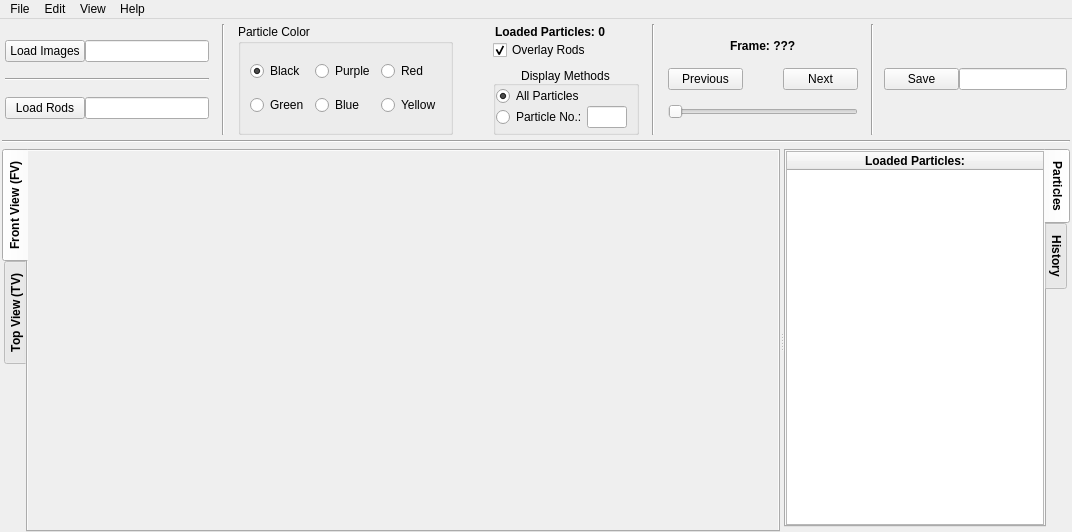
This is Python/src/RodTracker/ui/mainwindow_layout.ui in ANP-Granular/ParticleTracking as Qt 5 draws it before an edit. The edited form follows.
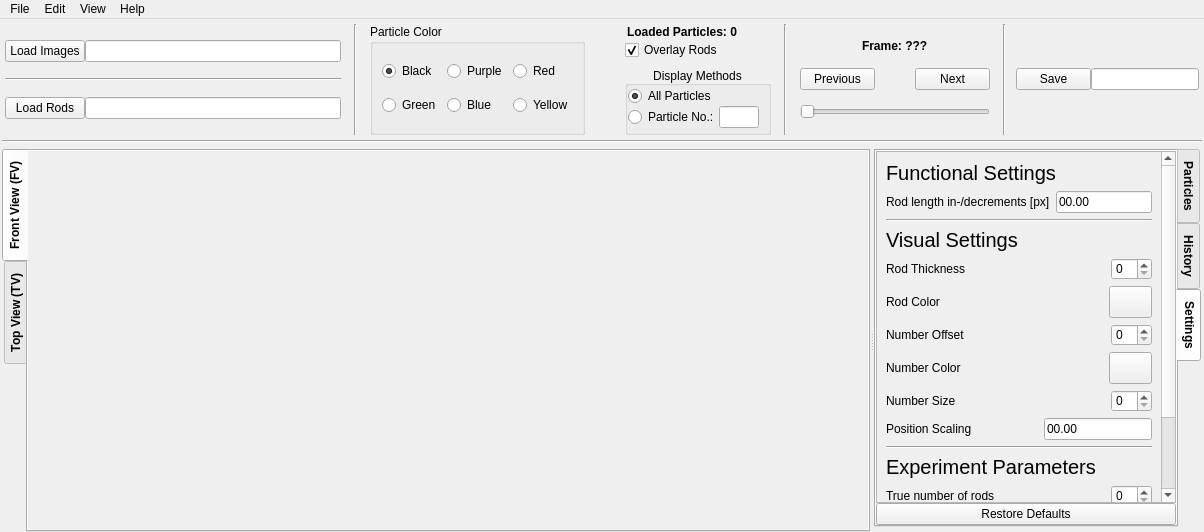
This is the edited form. The open tabs and pages were chosen to show the change. Icons and pictures are not drawn. Custom widgets are drawn as their Qt base class.

Diff of the .ui file:
```diff
--- a/Python/src/RodTracker/ui/mainwindow_layout.ui
+++ b/Python/src/RodTracker/ui/mainwindow_layout.ui
@@ -6,7 +6,7 @@
    <rect>
     <x>0</x>
     <y>0</y>
-    <width>1072</width>
+    <width>1204</width>
     <height>532</height>
    </rect>
   </property>
@@ -18,7 +18,10 @@
     <normaloff>resources/icon_main.ico</normaloff>resources/icon_main.ico</iconset>
   </property>
   <widget class="QWidget" name="centralized">
-   <layout class="QGridLayout" name="gridLayout">
+   <layout class="QVBoxLayout" name="verticalLayout_7">
+    <property name="spacing">
+     <number>0</number>
+    </property>
     <property name="leftMargin">
      <number>0</number>
     </property>
@@ -31,10 +34,7 @@
     <property name="bottomMargin">
      <number>0</number>
     </property>
-    <property name="spacing">
-     <number>0</number>
-    </property>
-    <item row="0" column="0">
+    <item>
      <widget class="QScrollArea" name="scrollArea">
       <property name="frameShape">
        <enum>QFrame::NoFrame</enum>
@@ -50,8 +50,8 @@
         <rect>
          <x>0</x>
          <y>0</y>
-         <width>1078</width>
-         <height>498</height>
+         <width>1204</width>
+         <height>512</height>
         </rect>
        </property>
        <layout class="QVBoxLayout" name="verticalLayout">
@@ -760,8 +760,8 @@
                     <rect>
                      <x>0</x>
                      <y>0</y>
-                     <width>752</width>
-                     <height>228</height>
+                     <width>794</width>
+                     <height>349</height>
                     </rect>
                    </property>
                    <layout class="QVBoxLayout" name="verticalLayout_16">
@@ -1058,6 +1058,320 @@
                    </item>
                   </layout>
                  </widget>
+                 <widget class="QWidget" name="tab_settings">
+                  <attribute name="title">
+                   <string>Settings</string>
+                  </attribute>
+                  <layout class="QVBoxLayout" name="verticalLayout_8">
+                   <property name="spacing">
+                    <number>0</number>
+                   </property>
+                   <property name="leftMargin">
+                    <number>0</number>
+                   </property>
+                   <property name="topMargin">
+                    <number>0</number>
+                   </property>
+                   <property name="rightMargin">
+                    <number>0</number>
+                   </property>
+                   <property name="bottomMargin">
+                    <number>0</number>
+                   </property>
+                   <item>
+                    <widget class="QScrollArea" name="scrollArea_2">
+                     <property name="frameShadow">
+                      <enum>QFrame::Plain</enum>
+                     </property>
+                     <property name="widgetResizable">
+                      <bool>true</bool>
+                     </property>
+                     <widget class="QWidget" name="scrollAreaWidgetContents_2">
+                      <property name="geometry">
+                       <rect>
+                        <x>0</x>
+                        <y>0</y>
+                        <width>326</width>
+                        <height>485</height>
+                       </rect>
+                      </property>
+                      <layout class="QVBoxLayout" name="verticalLayout_9">
+                       <item>
+                        <widget class="QLabel" name="label_18">
+                         <property name="styleSheet">
+                          <string notr="true">font-weight: bold;font: 20px;color: black;</string>
+                         </property>
+                         <property name="text">
+                          <string>Functional Settings</string>
+                         </property>
+                        </widget>
+                       </item>
+                       <item>
+                        <layout class="QHBoxLayout" name="horizontalLayout_28">
+                         <item>
+                          <widget class="QLabel" name="lbl_rod_incr">
+                           <property name="text">
+                            <string>Rod length in-/decrements [px]</string>
+                           </property>
+                          </widget>
+                         </item>
+                         <item alignment="Qt::AlignRight">
+                          <widget class="QLineEdit" name="rod_incr">
+                           <property name="inputMask">
+                            <string>00.00;0</string>
+                           </property>
+                          </widget>
+                         </item>
+                        </layout>
+                       </item>
+                       <item>
+                        <widget class="Line" name="line_8">
+                         <property name="orientation">
+                          <enum>Qt::Horizontal</enum>
+                         </property>
+                        </widget>
+                       </item>
+                       <item>
+                        <widget class="QLabel" name="label_17">
+                         <property name="styleSheet">
+                          <string notr="true">font-weight: bold;font: 20px;color: black;</string>
+                         </property>
+                         <property name="text">
+                          <string>Visual Settings</string>
+                         </property>
+                        </widget>
+                       </item>
+                       <item>
+                        <layout class="QHBoxLayout" name="horizontalLayout_20">
+                         <item>
+                          <widget class="QLabel" name="lbl_thickness">
+                           <property name="text">
+                            <string>Rod Thickness</string>
+                           </property>
+                          </widget>
+                         </item>
+                         <item alignment="Qt::AlignRight">
+                          <widget class="QSpinBox" name="thickness">
+                           <property name="maximum">
+                            <number>15</number>
+                           </property>
+                          </widget>
+                         </item>
+                        </layout>
+                       </item>
+                       <item>
+                        <layout class="QHBoxLayout" name="horizontalLayout_19">
+                         <item>
+                          <widget class="QLabel" name="lbl_rod_color">
+                           <property name="text">
+                            <string>Rod Color</string>
+                           </property>
+                          </widget>
+                         </item>
+                         <item alignment="Qt::AlignRight">
+                          <widget class="QToolButton" name="rod_color">
+                           <property name="text">
+                            <string/>
+                           </property>
+                           <property name="iconSize">
+                            <size>
+                             <width>35</width>
+                             <height>25</height>
+                            </size>
+                           </property>
+                          </widget>
+                         </item>
+                        </layout>
+                       </item>
+                       <item>
+                        <layout class="QHBoxLayout" name="horizontalLayout_18">
+                         <item>
+                          <widget class="QLabel" name="lbl_offset">
+                           <property name="text">
+                            <string>Number Offset</string>
+                           </property>
+                          </widget>
+                         </item>
+                         <item alignment="Qt::AlignRight">
+                          <widget class="QSpinBox" name="offset">
+                           <property name="maximum">
+                            <number>50</number>
+                           </property>
+                          </widget>
+                         </item>
+                        </layout>
+                       </item>
+                       <item>
+                        <layout class="QHBoxLayout" name="horizontalLayout_21">
+                         <item>
+                          <widget class="QLabel" name="lbl_number_color">
+                           <property name="text">
+                            <string>Number Color</string>
+                           </property>
+                          </widget>
+                         </item>
+                         <item alignment="Qt::AlignRight">
+                          <widget class="QToolButton" name="number_color">
+                           <property name="text">
+                            <string/>
+                           </property>
+                           <property name="iconSize">
+                            <size>
+                             <width>35</width>
+                             <height>25</height>
+                            </size>
+                           </property>
+                          </widget>
+                         </item>
+                        </layout>
+                       </item>
+                       <item>
+                        <layout class="QHBoxLayout" name="horizontalLayout_22">
+                         <item>
+                          <widget class="QLabel" name="lbl_number_size">
+                           <property name="text">
+                            <string>Number Size</string>
+                           </property>
+                          </widget>
+                         </item>
+                         <item alignment="Qt::AlignRight">
+                          <widget class="QSpinBox" name="number_size">
+                           <property name="maximum">
+                            <number>30</number>
+                           </property>
+                          </widget>
+                         </item>
+                        </layout>
+                       </item>
+                       <item>
+                        <layout class="QHBoxLayout" name="horizontalLayout_27">
+                         <item>
+                          <widget class="QLabel" name="lbl_position_scaling">
+                           <property name="text">
+                            <string>Position Scaling</string>
+                           </property>
+                          </widget>
+                         </item>
+                         <item alignment="Qt::AlignRight">
+                          <widget class="QLineEdit" name="position_scaling">
+                           <property name="inputMask">
+                            <string>00.00;0</string>
+                           </property>
+                          </widget>
+                         </item>
+                        </layout>
+                       </item>
+                       <item>
+                        <widget class="Line" name="line_7">
+                         <property name="orientation">
+                          <enum>Qt::Horizontal</enum>
+                         </property>
+                        </widget>
+                       </item>
+                       <item>
+                        <widget class="QLabel" name="label_23">
+                         <property name="styleSheet">
+                          <string notr="true">font-weight: bold;font: 20px;color: black;</string>
+                         </property>
+                         <property name="text">
+                          <string>Experiment Parameters</string>
+                         </property>
+                        </widget>
+                       </item>
+                       <item>
+                        <layout class="QHBoxLayout" name="horizontalLayout_24">
+                         <item>
+                          <widget class="QLabel" name="lbl_number_rods">
+                           <property name="text">
+                            <string>True number of rods</string>
+                           </property>
+                          </widget>
+                         </item>
+                         <item alignment="Qt::AlignRight">
+                          <widget class="QSpinBox" name="number_rods"/>
+                         </item>
+                        </layout>
+                       </item>
+                       <item>
+                        <layout class="QHBoxLayout" name="horizontalLayout_23">
+                         <item>
+                          <widget class="QLabel" name="label_24">
+                           <property name="text">
+                            <string>Box Width [mm]</string>
+                           </property>
+                          </widget>
+                         </item>
+                         <item alignment="Qt::AlignRight">
+                          <widget class="QSpinBox" name="spinBox_20">
+                           <property name="maximum">
+                            <number>999</number>
+                           </property>
+                          </widget>
+                         </item>
+                        </layout>
+                       </item>
+                       <item>
+                        <layout class="QHBoxLayout" name="horizontalLayout_26">
+                         <item>
+                          <widget class="QLabel" name="label_27">
+                           <property name="text">
+                            <string>Box Height [mm]</string>
+                           </property>
+                          </widget>
+                         </item>
+                         <item alignment="Qt::AlignRight">
+                          <widget class="QSpinBox" name="spinBox_23">
+                           <property name="maximum">
+                            <number>999</number>
+                           </property>
+                          </widget>
+                         </item>
+                        </layout>
+                       </item>
+                       <item>
+                        <layout class="QHBoxLayout" name="horizontalLayout_25">
+                         <item>
+                          <widget class="QLabel" name="label_26">
+                           <property name="text">
+                            <string>Box Depth [mm]</string>
+                           </property>
+                          </widget>
+                         </item>
+                         <item alignment="Qt::AlignRight">
+                          <widget class="QSpinBox" name="spinBox_22">
+                           <property name="maximum">
+                            <number>999</number>
+                           </property>
+                          </widget>
+                         </item>
+                        </layout>
+                       </item>
+                       <item>
+                        <spacer name="verticalSpacer_3">
+                         <property name="orientation">
+                          <enum>Qt::Vertical</enum>
+                         </property>
+                         <property name="sizeHint" stdset="0">
+                          <size>
+                           <width>20</width>
+                           <height>40</height>
+                          </size>
+                         </property>
+                        </spacer>
+                       </item>
+                      </layout>
+                     </widget>
+                    </widget>
+                   </item>
+                   <item>
+                    <widget class="QPushButton" name="pb_defaults">
+                     <property name="text">
+                      <string>Restore Defaults</string>
+                     </property>
+                    </widget>
+                   </item>
+                  </layout>
+                 </widget>
                 </widget>
                </item>
               </layout>
@@ -1078,7 +1392,7 @@
     <rect>
      <x>0</x>
      <y>0</y>
-     <width>1072</width>
+     <width>1204</width>
      <height>20</height>
     </rect>
    </property>
```
Left out of the diff: 4 changed lines with no effect on the pictures.
